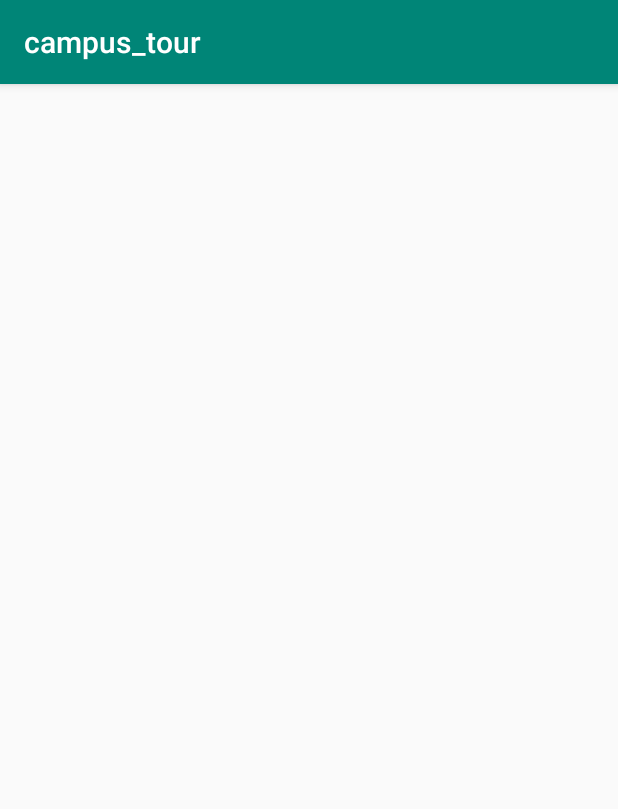
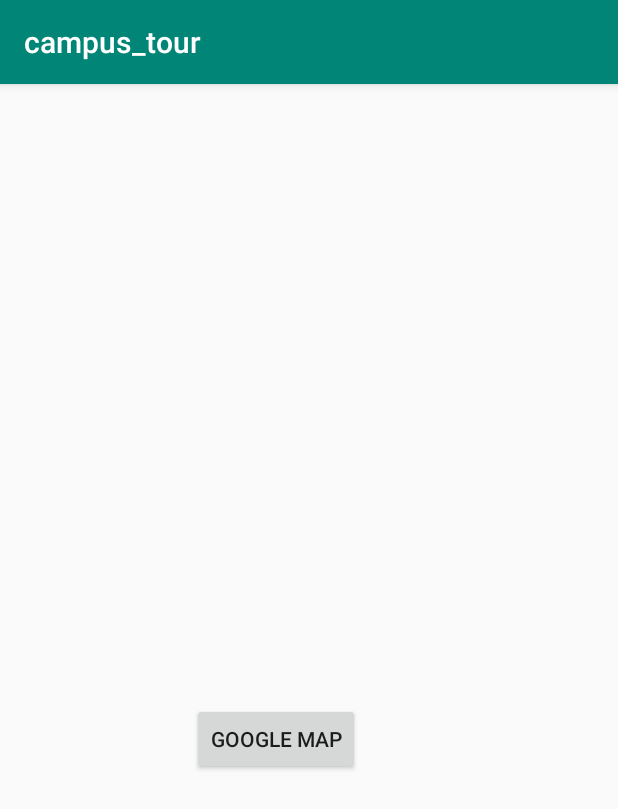
Before and after one commit to karelom/campusGuide, an Android app: the screen it shows after launch (MainActivity), on a phone screen of 412 x 824 dp. Shown: the top 809 px of the screen. Run offline under Robolectric (Android 15) with nearby library versions, the phone set to English and light mode, and no system bars.

Commit message:
adding new feature: Google map change library to androidx

```diff
--- a/app/src/main/java/com/example/campus_tour/MainActivity.java
+++ b/app/src/main/java/com/example/campus_tour/MainActivity.java
@@ -2,9 +2,14 @@ package com.example.campus_tour;
 
 import android.app.Activity;
 import android.content.Context;
+import android.content.Intent;
 import android.content.res.Configuration;
-import android.support.v7.app.AppCompatActivity;
+/*support & androidx 會衝突*/
+//import android.support.v7.app.AppCompatActivity;
+import androidx.appcompat.app.AppCompatActivity;
 import android.os.Bundle;
+import android.view.View;
+import android.widget.Button;
 import android.widget.Toast;
 
 public class MainActivity extends AppCompatActivity {
@@ -22,10 +27,23 @@ public class MainActivity extends AppCompatActivity {
         if (this.getResources().getConfiguration().orientation == Configuration.ORIENTATION_PORTRAIT) {
             Toast toast = Toast.makeText(context, text1, duration);
             toast.show();
-        } else {
+
+            //建立button，導到Google map 頁面
+            Button map = findViewById(R.id.button);
+            map.setOnClickListener(mapClick);
+        }// 直立式
+        else {
             Toast toast = Toast.makeText(context, text2, duration);
             toast.show();
-        }
+        }// 橫式
 
     }
+
+    private View.OnClickListener mapClick = new View.OnClickListener() {
+        @Override
+        public void onClick(View v) {
+            Intent intent = new Intent(MainActivity.this, MapsActivity.class);
+            startActivity(intent);
+        }
+    };
 }
--- a/app/src/main/res/layout-land/activity_main.xml
+++ b/app/src/main/res/layout-land/activity_main.xml
@@ -1,6 +1,6 @@
 <?xml version="1.0" encoding="utf-8"?>
 
-<android.support.constraint.ConstraintLayout xmlns:android="http://schemas.android.com/apk/res/android"
+<androidx.constraintlayout.widget.ConstraintLayout xmlns:android="http://schemas.android.com/apk/res/android"
     xmlns:app="http://schemas.android.com/apk/res-auto"
     xmlns:tools="http://schemas.android.com/tools"
     android:layout_width="match_parent"
@@ -8,11 +8,11 @@
     tools:context=".MainActivity">
 
     <ImageView
-        android:id="@+id/imageView3"
+        android:id="@+id/imageView"
         android:layout_width="wrap_content"
         android:layout_height="wrap_content"
-        android:contentDescription="@string/image_YZU"
         app:layout_constraintStart_toStartOf="parent"
         app:layout_constraintTop_toTopOf="parent"
-        app:srcCompat="@drawable/yzu_map" />
-</android.support.constraint.ConstraintLayout>
+        app:srcCompat="@drawable/yzu_map"
+        android:contentDescription="@string/image_YZU"/>
+</androidx.constraintlayout.widget.ConstraintLayout>
--- a/app/src/main/res/layout/activity_main.xml
+++ b/app/src/main/res/layout/activity_main.xml
@@ -1,7 +1,19 @@
 <?xml version="1.0" encoding="utf-8"?>
-<android.support.constraint.ConstraintLayout xmlns:android="http://schemas.android.com/apk/res/android"
+<androidx.constraintlayout.widget.ConstraintLayout xmlns:android="http://schemas.android.com/apk/res/android"
     xmlns:app="http://schemas.android.com/apk/res-auto"
     xmlns:tools="http://schemas.android.com/tools"
     android:layout_width="match_parent"
     android:layout_height="match_parent"
-    tools:context=".MainActivity"/>
+    tools:context=".MainActivity">
+
+    <Button
+        android:id="@+id/button"
+        android:layout_width="wrap_content"
+        android:layout_height="wrap_content"
+        android:layout_marginStart="128dp"
+        android:layout_marginLeft="128dp"
+        android:layout_marginBottom="307dp"
+        android:text="@string/button1"
+        app:layout_constraintBottom_toBottomOf="parent"
+        app:layout_constraintStart_toStartOf="parent" />
+</androidx.constraintlayout.widget.ConstraintLayout>
--- a/app/src/main/res/values/strings.xml
+++ b/app/src/main/res/values/strings.xml
@@ -2,4 +2,5 @@
 <resources>
     <string name="app_name">campus_tour</string>
     <string name="image_YZU">yzu_map</string>
+    <string name="button1">Google Map</string>
 </resources>
--- a/gradle.properties
+++ b/gradle.properties
@@ -11,3 +11,5 @@ org.gradle.jvmargs=-Xmx1536m
 # This option should only be used with decoupled projects. More details, visit
 # http://www.gradle.org/docs/current/userguide/multi_project_builds.html#sec:decoupled_projects
 # org.gradle.parallel=true
+android.useAndroidX=true
+android.enableJetifier=true
```
Also changed, not shown: app/build.gradle (+16 -3 lines), app/src/main/AndroidManifest.xml (+30 -0 lines), app/src/main/java/com/example/campus_tour/MapsActivity.java (added, +48 -0 lines), app/src/main/res/layout/activity_map.xml (added, +9 -0 lines), app/src/main/res/values/google_maps_api.xml (added, +25 -0 lines).
